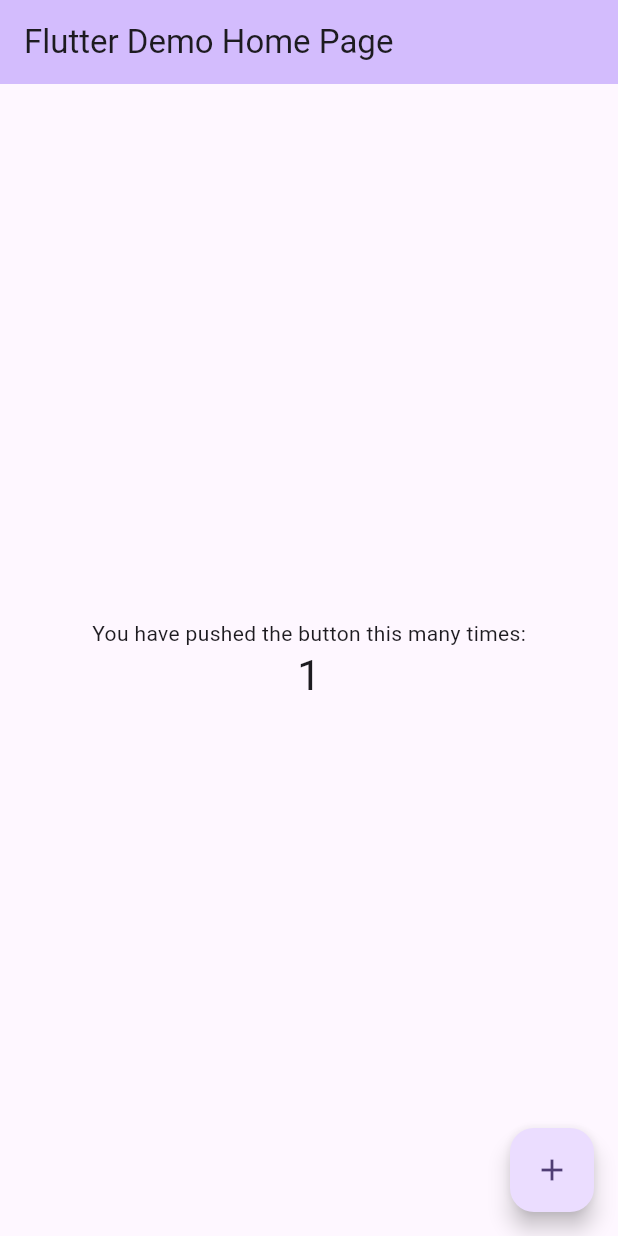
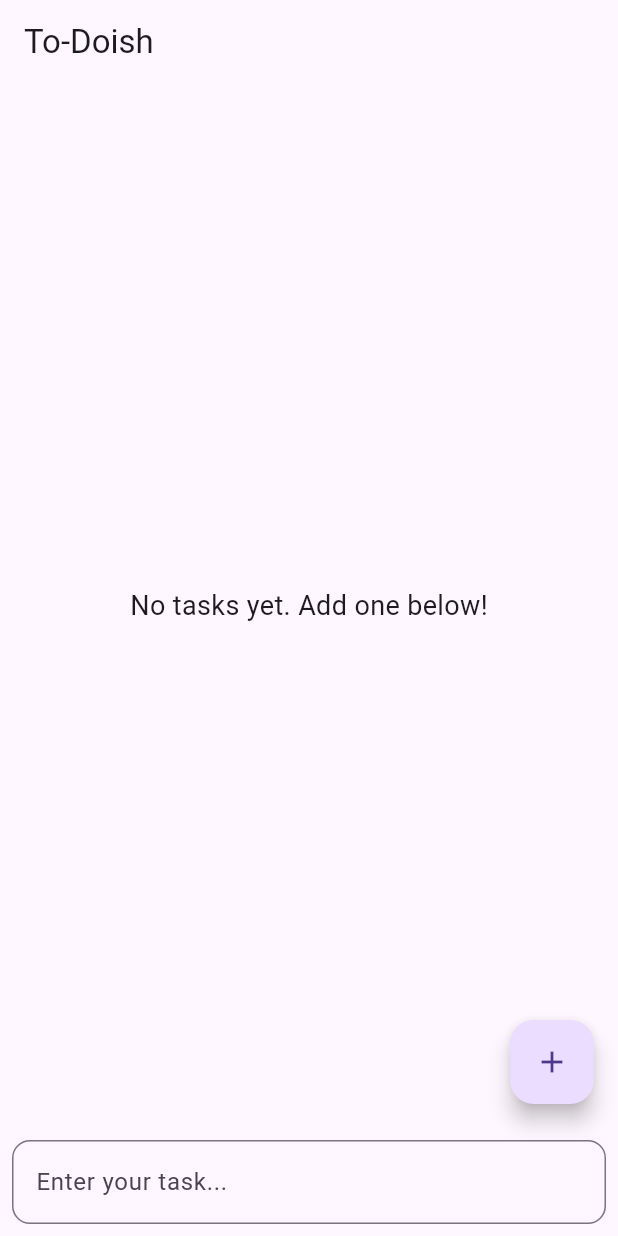
Before and after one commit to chauhan-satvik/todo_application, a Flutter app: the screen it shows after launch, after a tap on the "add" icon, on a phone screen of 412 x 824 dp. Run offline on Flutter 3.47's test engine with Material 3 defaults, Android fonts, the phone set to English and light mode, and no system bars.

Commit message:
made this working

```diff
--- /dev/null
+++ b/lib/homescreen.dart
@@ -0,0 +1,65 @@
+import 'package:flutter/material.dart';
+
+class TodoPage extends StatefulWidget {
+  const TodoPage({super.key});
+
+  @override
+  TodoPageState createState() => TodoPageState();
+}
+
+class TodoPageState extends State<TodoPage> {
+  // Controller for the TextField
+  final TextEditingController _controller = TextEditingController();
+
+  // List to store tasks
+  final List<String> _tasks = [];
+
+  @override
+  Widget build(BuildContext context) {
+    return Scaffold(
+      appBar: AppBar(title: const Text('To-Doish')),
+      body: Column(
+        children: [
+          Expanded(
+            child:
+                _tasks.isEmpty
+                    ? const Center(
+                      child: Text(
+                        'No tasks yet. Add one below!',
+                        style: TextStyle(fontSize: 18),
+                      ),
+                    )
+                    : ListView.builder(
+                      itemCount: _tasks.length,
+                      itemBuilder: (context, index) {
+                        return ListTile(title: Text(_tasks[index]));
+                      },
+                    ),
+          ),
+        ],
+      ),
+      bottomNavigationBar: Padding(
+        padding: const EdgeInsets.all(8.0),
+        child: TextField(
+          controller: _controller,
+          decoration: InputDecoration(
+            hintText: 'Enter your task...',
+            border: OutlineInputBorder(borderRadius: BorderRadius.circular(12)),
+          ),
+        ),
+      ),
+      floatingActionButton: FloatingActionButton(
+        onPressed: () {
+          final text = _controller.text.trim();
+          if (text.isNotEmpty) {
+            setState(() {
+              _tasks.add(text);
+              _controller.clear();
+            });
+          }
+        },
+        child: const Icon(Icons.add),
+      ),
+    );
+  }
+}
--- a/lib/main.dart
+++ b/lib/main.dart
@@ -1,122 +1,15 @@
 import 'package:flutter/material.dart';
+import 'package:todo_app/homescreen.dart';
 
 void main() {
-  runApp(const MyApp());
+  runApp(MyApp());
 }
 
 class MyApp extends StatelessWidget {
   const MyApp({super.key});
 
-  // This widget is the root of your application.
   @override
   Widget build(BuildContext context) {
-    return MaterialApp(
-      title: 'Flutter Demo',
-      theme: ThemeData(
-        // This is the theme of your application.
-        //
-        // TRY THIS: Try running your application with "flutter run". You'll see
-        // the application has a purple toolbar. Then, without quitting the app,
-        // try changing the seedColor in the colorScheme below to Colors.green
-        // and then invoke "hot reload" (save your changes or press the "hot
-        // reload" button in a Flutter-supported IDE, or press "r" if you used
-        // the command line to start the app).
-        //
-        // Notice that the counter didn't reset back to zero; the application
-        // state is not lost during the reload. To reset the state, use hot
-        // restart instead.
-        //
-        // This works for code too, not just values: Most code changes can be
-        // tested with just a hot reload.
-        colorScheme: ColorScheme.fromSeed(seedColor: Colors.deepPurple),
-      ),
-      home: const MyHomePage(title: 'Flutter Demo Home Page'),
-    );
+    return MaterialApp(home: TodoPage());
   }
 }
-
-class MyHomePage extends StatefulWidget {
-  const MyHomePage({super.key, required this.title});
-
-  // This widget is the home page of your application. It is stateful, meaning
-  // that it has a State object (defined below) that contains fields that affect
-  // how it looks.
-
-  // This class is the configuration for the state. It holds the values (in this
-  // case the title) provided by the parent (in this case the App widget) and
-  // used by the build method of the State. Fields in a Widget subclass are
-  // always marked "final".
-
-  final String title;
-
-  @override
-  State<MyHomePage> createState() => _MyHomePageState();
-}
-
-class _MyHomePageState extends State<MyHomePage> {
-  int _counter = 0;
-
-  void _incrementCounter() {
-    setState(() {
-      // This call to setState tells the Flutter framework that something has
-      // changed in this State, which causes it to rerun the build method below
-      // so that the display can reflect the updated values. If we changed
-      // _counter without calling setState(), then the build method would not be
-      // called again, and so nothing would appear to happen.
-      _counter++;
-    });
-  }
-
-  @override
-  Widget build(BuildContext context) {
-    // This method is rerun every time setState is called, for instance as done
-    // by the _incrementCounter method above.
-    //
-    // The Flutter framework has been optimized to make rerunning build methods
-    // fast, so that you can just rebuild anything that needs updating rather
-    // than having to individually change instances of widgets.
-    return Scaffold(
-      appBar: AppBar(
-        // TRY THIS: Try changing the color here to a specific color (to
-        // Colors.amber, perhaps?) and trigger a hot reload to see the AppBar
-        // change color while the other colors stay the same.
-        backgroundColor: Theme.of(context).colorScheme.inversePrimary,
-        // Here we take the value from the MyHomePage object that was created by
-        // the App.build method, and use it to set our appbar title.
-        title: Text(widget.title),
-      ),
-      body: Center(
-        // Center is a layout widget. It takes a single child and positions it
-        // in the middle of the parent.
-        child: Column(
-          // Column is also a layout widget. It takes a list of children and
-          // arranges them vertically. By default, it sizes itself to fit its
-          // children horizontally, and tries to be as tall as its parent.
-          //
-          // Column has various properties to control how it sizes itself and
-          // how it positions its children. Here we use mainAxisAlignment to
-          // center the children vertically; the main axis here is the vertical
-          // axis because Columns are vertical (the cross axis would be
-          // horizontal).
-          //
-          // TRY THIS: Invoke "debug painting" (choose the "Toggle Debug Paint"
-          // action in the IDE, or press "p" in the console), to see the
-          // wireframe for each widget.
-          mainAxisAlignment: MainAxisAlignment.center,
-          children: <Widget>[
-            const Text('You have pushed the button this many times:'),
-            Text(
-              '$_counter',
-              style: Theme.of(context).textTheme.headlineMedium,
-            ),
-          ],
-        ),
-      ),
-      floatingActionButton: FloatingActionButton(
-        onPressed: _incrementCounter,
-        tooltip: 'Increment',
-        child: const Icon(Icons.add),
-      ), // This trailing comma makes auto-formatting nicer for build methods.
-    );
-  }
-}
```
Also changed, not shown: 1 other file.
